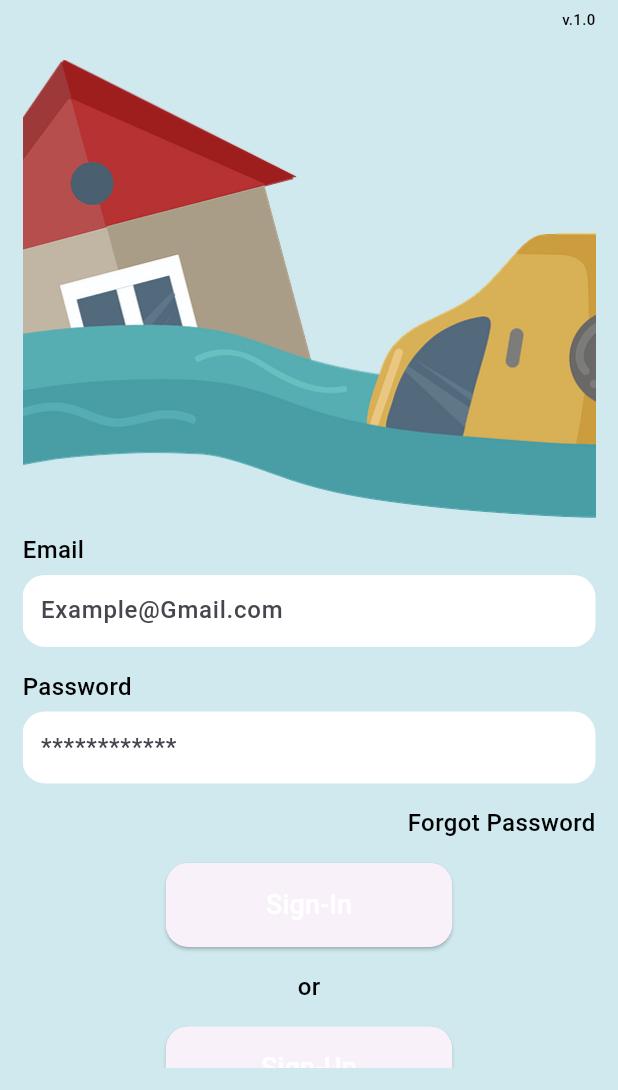
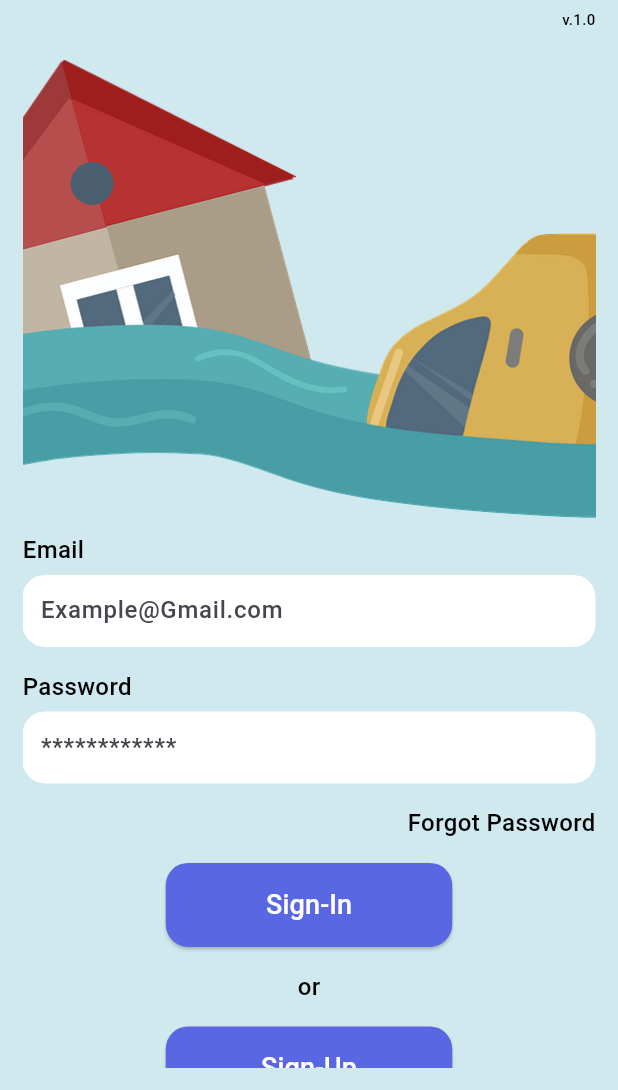
Before and after one commit to KasunPrathapasinghe/fludert, a Flutter app: the Login screen opened directly, on a phone screen of 412 x 824 dp, the part 146-1236 px from its top. Run offline on Flutter 3.47's test engine with Material 3 defaults, Android fonts, the phone set to English and light mode, and no system bars; our stand-ins replace flutter_svg.

Commit message:
login page primary color

```diff
--- a/lib/screens/login.dart
+++ b/lib/screens/login.dart
@@ -155,7 +155,7 @@ class Login extends StatelessWidget {
                             0.5, // Adjust this percentage as needed
                         child: ElevatedButton(
                           style: ElevatedButton.styleFrom(
-                            //primary: Color(0xFF5967E3),
+                            primary: Color(0xFF5967E3),
                             padding: EdgeInsets.symmetric(vertical: 15),
                             shape: RoundedRectangleBorder(
                               borderRadius: BorderRadius.circular(15),
@@ -195,7 +195,7 @@ class Login extends StatelessWidget {
                             0.5, // Adjust this percentage as needed
                         child: ElevatedButton(
                           style: ElevatedButton.styleFrom(
-                          //primary: Color(0xFF5967E3),
+                            primary: Color(0xFF5967E3),
                             padding: EdgeInsets.symmetric(vertical: 15),
                             shape: RoundedRectangleBorder(
                               borderRadius: BorderRadius.circular(15),
```
